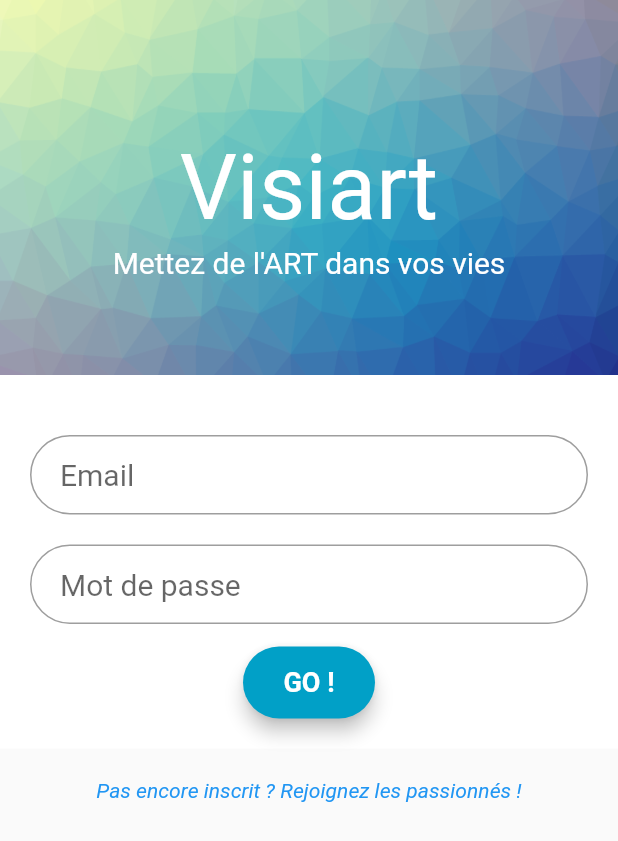
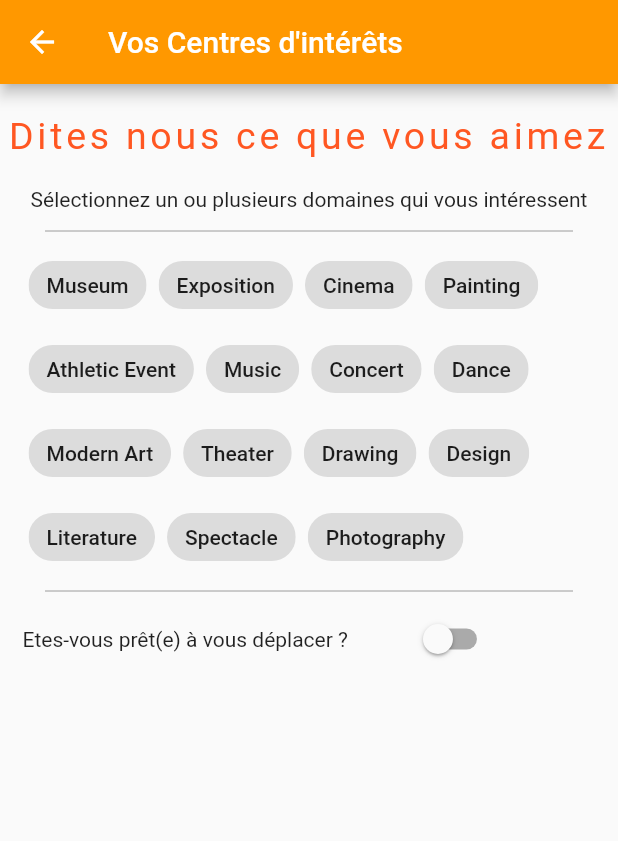
Before and after one commit to LaureenMartina/VisiartApplication, a Flutter app: the screen it shows after launch, after a tap on "GO !", on a phone screen of 412 x 824 dp. Shown: the top 841 px of the screen. Run offline on Flutter 3.47's test engine with Material 2 defaults, Android fonts, the phone set to English and light mode, and no system bars; our stand-ins replace flutter_linkify; Roboto replaces fonts that are missing (Montserrat).

Commit message:
added custom form hobbies user

```diff
--- /dev/null
+++ b/visiart/lib/customFormUser/userInterests.dart
@@ -0,0 +1,133 @@
+import 'dart:ui';
+import 'package:flutter/gestures.dart';
+import 'package:flutter/material.dart';
+import 'package:flutter/cupertino.dart';
+
+class UserInterestsScreen extends StatefulWidget {
+  @override
+  _UserInterestsScreenState createState() => _UserInterestsScreenState();
+}
+
+class _UserInterestsScreenState extends State<UserInterestsScreen> {
+
+  bool _switchValue = false;
+
+  @override
+  Widget build(BuildContext context) {
+
+    List<String> nameChips = [
+      "Museum", "Exposition", "Cinema", "Painting", "Athletic Event", "Music", "Concert",
+      "Dance", "Modern Art", "Theater", "Drawing", "Design", "Literature", "Spectacle", "Photography",
+    ];
+
+    final divider = Divider(
+      color: Colors.black38,
+      indent: 30,
+      endIndent: 30,
+    );
+
+    final switchAvailableUser = Container(
+      child: Row(
+        children: <Widget>[
+          Padding(
+            padding: EdgeInsets.only(left: 15, right: 40),
+            child: Align(
+              alignment: Alignment.centerLeft,
+              child: Text("Etes-vous prêt(e) à vous déplacer ?"),
+            ),
+          ),
+          Container(
+            alignment: Alignment.topRight,
+            child: Switch(
+              value: _switchValue,
+              onChanged: (value) {
+                setState(() {
+                  _switchValue = value;
+                  print(_switchValue);
+                });
+              },
+              activeTrackColor: Colors.lightGreenAccent,
+              activeColor: Colors.green,
+            ),
+          )
+        ],
+      ),
+    );
+
+    return Scaffold(
+      appBar: AppBar(
+        title: Text('Vos Centres d\'intérêts'),
+        backgroundColor: Colors.orange,
+      ),
+      body: Column(
+        children: <Widget>[
+          Padding(
+            padding: EdgeInsets.only(top: 20.0),
+            child: Text("Dites nous ce que vous aimez",
+              style: TextStyle(
+                  color: Colors.deepOrange,
+                  fontSize: 25,
+                  letterSpacing: 2.5
+              ),
+              textAlign: TextAlign.center
+            ),
+          ),
+          Padding(
+            padding: EdgeInsets.only(left: 15, right: 15, top: 20.0),
+            child: Text("Sélectionnez un ou plusieurs domaines qui vous intéressent",
+                style: TextStyle(color: Colors.black87, fontSize: 14)
+            ),
+          ),
+          SizedBox(height: 5.0),
+          divider,
+          Padding(
+            padding: EdgeInsets.only(left: 15),
+            child: Align(
+              alignment: Alignment.centerLeft,
+              child: Container(
+                child: Wrap(
+                  children: [
+                    for (var name in nameChips)
+                      Padding(
+                        padding: const EdgeInsets.all(4),
+                        child: CreateFilterChip(chipName: name),
+                    )
+                  ],
+                ),
+              ),
+            ),
+          ),
+          divider,
+          switchAvailableUser,
+        ],
+      ),
+    );
+  }
+}
+
+class CreateFilterChip extends StatefulWidget {
+  final String chipName;
+
+  CreateFilterChip({Key key, this.chipName}) : super(key: key);
+
+  @override
+  _createFilterChipState createState() => _createFilterChipState();
+}
+
+class _createFilterChipState extends State<CreateFilterChip> {
+  bool isSelected = false;
+
+  @override
+  Widget build(BuildContext context) {
+    return FilterChip(
+      label: Text(widget.chipName),
+      selected: isSelected,
+      selectedColor: Colors.green,
+      onSelected: (value) {
+        setState(() {
+          isSelected = value;
+        });
+      },
+    );
+  }
+}
--- a/visiart/lib/home.dart
+++ b/visiart/lib/home.dart
@@ -3,7 +3,8 @@ import 'package:flutter/gestures.dart';
 import 'package:flutter/material.dart';
 import 'package:url_launcher/url_launcher.dart';
 import 'package:flutter_linkify/flutter_linkify.dart';
-import 'signUp/signup.dart';
+import 'package:visiart/signUp/signup.dart';
+import 'package:visiart/customFormUser/userInterests.dart';
 
 class HomeScreen extends StatefulWidget {
   static String home = "home";
@@ -14,11 +15,25 @@ class HomeScreen extends StatefulWidget {
 
 class _HomeState extends State<HomeScreen> {
 
+  var routes = <String, WidgetBuilder> {
+    "/": (BuildContext context) => HomeScreen(),
+    "/go": (BuildContext context) => UserInterestsScreen(),
+    "/new": (BuildContext context) => SignUpScreen()
+  };
+
   void _navigateToSignUpScreen() {
-    Navigator.of(context).pushReplacement(
-        new MaterialPageRoute(
-            builder: (BuildContext context) => SignUpScreen()
-        )
+    //Navigator.pushNamed(context, '/new');
+    Navigator.pushReplacement(
+      context, MaterialPageRoute(
+            builder: (BuildContext context) => SignUpScreen() )
+    );
+  }
+
+  void _navigateToUserInterestsScreen() {
+    //Navigator.pushNamed(context, '/go');
+    Navigator.push(
+      context, MaterialPageRoute(
+        builder: (BuildContext context) => UserInterestsScreen() )
     );
   }
 
@@ -47,14 +62,13 @@ class _HomeState extends State<HomeScreen> {
       borderRadius: BorderRadius.circular(30.0),
       color: Color(0xff01A0C7),
       child: MaterialButton(
-        onPressed: () {},
+        onPressed: () { _navigateToUserInterestsScreen(); },
         child: Text("GO !",
             textAlign: TextAlign.center,
             style: TextStyle(fontFamily: 'Montserrat', fontSize: 18.0).copyWith(
                 color: Colors.white, fontWeight: FontWeight.bold)),
       ),
     );
-
 
     return Scaffold(
       body: Container(
--- a/visiart/lib/main.dart
+++ b/visiart/lib/main.dart
@@ -16,10 +16,6 @@ class MyApp extends StatelessWidget {
     );
   }
 }
-
-/*var routes = <String, WidgetBuilder> {
-  "/": (BuildContext context) => MyApp()
-};*/
 
 /*class MyApp extends StatelessWidget {
   // This widget is the root of your application.
```
